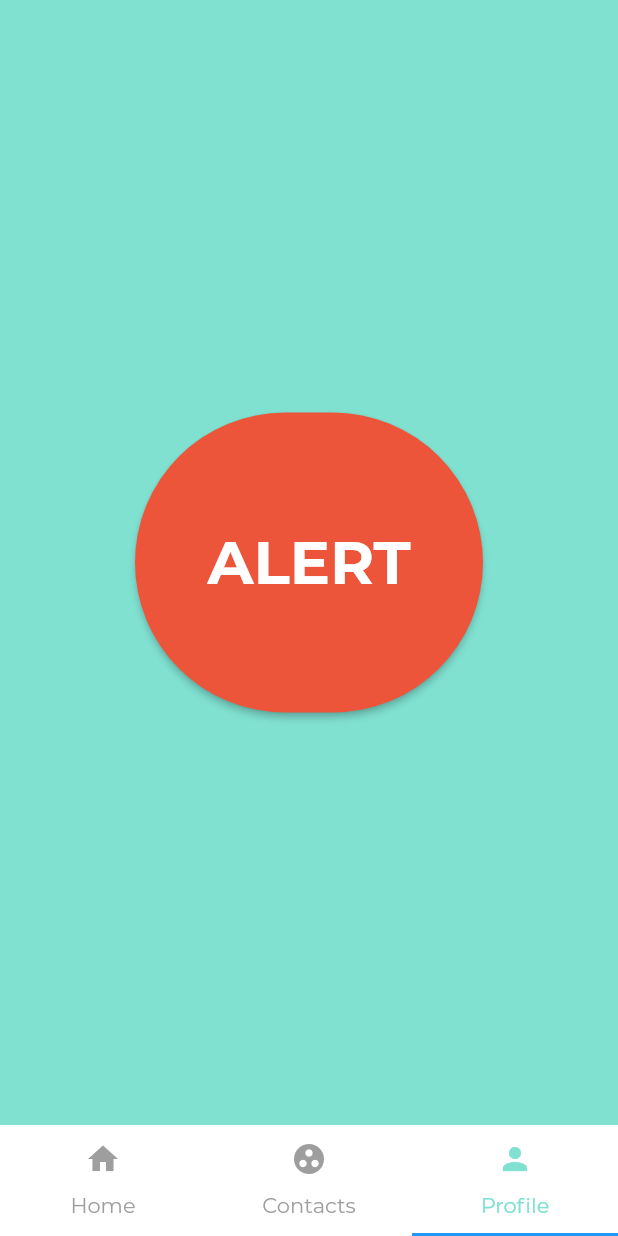
After one commit to pr-Mais/login_ui, a Flutter app: the HomePage screen opened directly, item 3 of the bottom bar chosen, on a phone screen of 412 x 824 dp. The commit adds this screen. Run offline on Flutter 3.47's test engine with Material 2 defaults, Android fonts, the phone set to English and light mode, and no system bars; our stand-ins replace contacts_service, permission_handler.

Commit message:
First Commit

```diff
--- /dev/null
+++ b/lib/HomePage.dart
@@ -0,0 +1,169 @@
+import 'package:flutter/material.dart';
+import 'package:flutter/widgets.dart';
+import 'ContactsPage.dart';
+import 'ProfilePage.dart';
+
+class HomePage extends StatefulWidget {
+  HomePage({Key key}) : super(key: key);
+
+  @override
+  _HomePageState createState() => _HomePageState();
+}
+
+class _HomePageState extends State<HomePage>
+    with SingleTickerProviderStateMixin {
+  final GlobalKey<ScaffoldState> _scaffoldKey = new GlobalKey<ScaffoldState>();
+  int _selectedIndex = 0;
+  final List<Tab> myTabs = <Tab>[
+    new Tab(text: 'Home'),
+    new Tab(text: 'Contacts'),
+    new Tab(text: 'Profile'),
+  ];
+  TabController tabController;
+
+  @override
+  void initState() {
+    super.initState();
+    tabController = new TabController(length: myTabs.length, vsync: this);
+    tabController.addListener(_handleTabSelection);
+  }
+
+  _handleTabSelection() {
+    setState(() {
+      _selectedIndex = tabController.index;
+      print(_selectedIndex);
+    });
+  }
+
+  @override
+  void dispose() {
+    super.dispose();
+    tabController.dispose();
+  }
+
+  @override
+  Widget build(BuildContext context) {
+    return Scaffold(
+        key: _scaffoldKey,
+        backgroundColor: Theme.of(context).primaryColor,
+        bottomNavigationBar: new Material(
+          color: Colors.white,
+          child: new TabBar(
+            controller: tabController,
+            labelColor: Theme.of(context).primaryColor,
+            unselectedLabelColor: Colors.grey,
+            tabs: [
+              Tab(
+                  text: 'Home',
+                  icon: Icon(Icons.home,
+                      color: tabController.index == 0
+                          ? Theme.of(context).primaryColor
+                          : Colors.grey)),
+              Tab(
+                  text: 'Contacts',
+                  icon: Icon(Icons.group_work,
+                      color: tabController.index == 1
+                          ? Theme.of(context).primaryColor
+                          : Colors.grey)),
+              Tab(
+                  text: 'Profile',
+                  icon: Icon(Icons.person,
+                      color: tabController.index == 2
+                          ? Theme.of(context).primaryColor
+                          : Colors.grey)),
+            ],
+          ),
+        ),
+        body: TabBarView(
+          controller: tabController,
+          children: <Widget>[
+            Column(
+              mainAxisAlignment: MainAxisAlignment.spaceAround,
+              children: <Widget>[
+                Text("Emergency Help\n Needed?",
+                    textAlign: TextAlign.center,
+                    style: TextStyle(
+                      fontWeight: FontWeight.w500,
+                      fontSize: 40,
+                      color: Colors.black,
+                      fontFamily: 'Montserrat',
+                    )),
+                Center(
+                    child: RaisedButton(
+                        color: Color(0xffED553b),
+                        shape: RoundedRectangleBorder(
+                            borderRadius: BorderRadius.circular(360.0)),
+                        onPressed: () {},
+                        child: SizedBox(
+                          height: 200,
+                          width: 200,
+                          child: Center(
+                              child: Text("ALERT",
+                                  style: TextStyle(
+                                    fontWeight: FontWeight.w600,
+                                    fontSize: 40,
+                                    color: Colors.white,
+                                    fontFamily: 'Montserrat',
+                                  ))),
+                        ))),
+                Row(
+                  mainAxisAlignment: MainAxisAlignment.spaceEvenly,
+                  children: <Widget>[
+                    RaisedButton(
+                      highlightElevation: 0.0,
+                      splashColor: Color(0xffED553b),
+                      // highlightColor: highlightColor,
+                      elevation: 0.0,
+                      color: Color(0xff20639B),
+                      shape: RoundedRectangleBorder(
+                          borderRadius: new BorderRadius.circular(10.0)),
+                      child: SizedBox(
+                        height: 80,
+                        width: 160,
+                        child: Center(
+                          child: Text(
+                            "Nearest Police Stations",
+                            textAlign: TextAlign.center,
+                            style: TextStyle(
+                                fontWeight: FontWeight.bold,
+                                color: Colors.white,
+                                fontSize: 20),
+                          ),
+                        ),
+                      ),
+                      onPressed: () {},
+                    ),
+                    RaisedButton(
+                      highlightElevation: 0.0,
+                      splashColor: Color(0xffED553b),
+                      // highlightColor: highlightColor,
+                      elevation: 0.0,
+                      color: Color(0xff20639B),
+                      shape: RoundedRectangleBorder(
+                          borderRadius: new BorderRadius.circular(10.0)),
+                      child: SizedBox(
+                        height: 80,
+                        width: 160,
+                        child: Center(
+                          child: Text(
+                            "My Alerts",
+                            textAlign: TextAlign.center,
+                            style: TextStyle(
+                                fontWeight: FontWeight.bold,
+                                color: Colors.white,
+                                fontSize: 20),
+                          ),
+                        ),
+                      ),
+                      onPressed: () {},
+                    )
+                  ],
+                )
+              ],
+            ),
+            ContactsPage(),
+            ProfilePage(),
+          ],
+        ));
+  }
+}
--- /dev/null
+++ b/lib/ProfilePage.dart
@@ -0,0 +1,39 @@
+import 'package:flutter/material.dart';
+import 'package:flutter/widgets.dart';
+
+class ProfilePage extends StatefulWidget {
+  ProfilePage({Key key}) : super(key: key);
+
+  @override
+  _ProfilePageState createState() => _ProfilePageState();
+}
+
+class _ProfilePageState extends State<ProfilePage> {
+  @override
+  Widget build(BuildContext context) {
+    return Container(
+      child: Stack(
+        children: <Widget>[
+          Center(
+              child: RaisedButton(
+                  color: Color(0xffED553b),
+                  shape: RoundedRectangleBorder(
+                      borderRadius: BorderRadius.circular(360.0)),
+                  onPressed: () {},
+                  child: SizedBox(
+                    height: 200,
+                    width: 200,
+                    child: Center(
+                        child: Text("ALERT",
+                            style: TextStyle(
+                              fontWeight: FontWeight.bold,
+                              fontSize: 40,
+                              color: Colors.white,
+                              fontFamily: 'Montserrat',
+                            ))),
+                  )))
+        ],
+      ),
+    );
+  }
+}
--- a/lib/main.dart
+++ b/lib/main.dart
@@ -3,6 +3,7 @@ import 'package:flutter/services.dart';
 import 'home.dart';
 
 void main() {
+  WidgetsFlutterBinding.ensureInitialized();
   SystemChrome.setPreferredOrientations([DeviceOrientation.portraitUp])
       .then((_) {
     runApp(new MyApp());
--- a/pubspec.yaml
+++ b/pubspec.yaml
@@ -23,6 +23,8 @@ dependencies:
   # The following adds the Cupertino Icons font to your application.
   # Use with the CupertinoIcons class for iOS style icons.
   cupertino_icons: ^0.1.2
+  contacts_service:
+  permission_handler: ^2.2.0
 
 dev_dependencies:
   flutter_test:
```
Also changed, not shown: lib/ContactsPage.dart (added, +109 -0 lines), lib/home.dart (+23 -9 lines), lib/models/Contact.dart (added), pubspec.lock, 3 other files.
